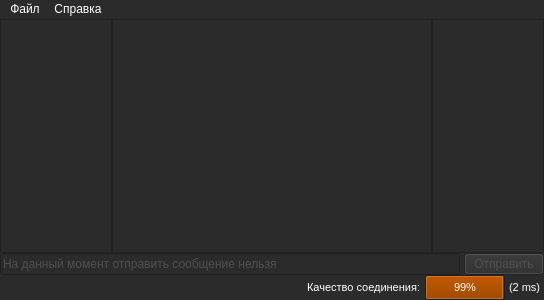
Above: mainform.ui from tinelix/irc-client before the change. Below: the same form after it.
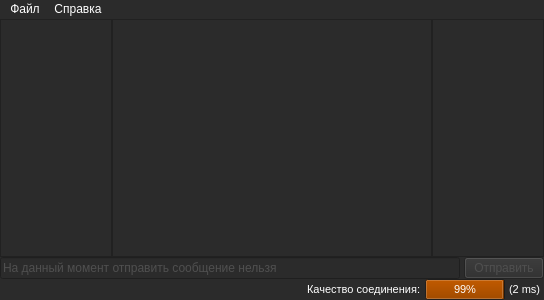
That is the form after the change.

Commit message: changed width of the statusbar

The edit to the form file:
```diff
--- a/mainform.ui
+++ b/mainform.ui
@@ -190,7 +190,7 @@
           <property name="minimumSize">
            <size>
             <width>0</width>
-            <height>25</height>
+            <height>18</height>
            </size>
           </property>
           <property name="maximumSize">
```
The commit also changes 1 other file.
